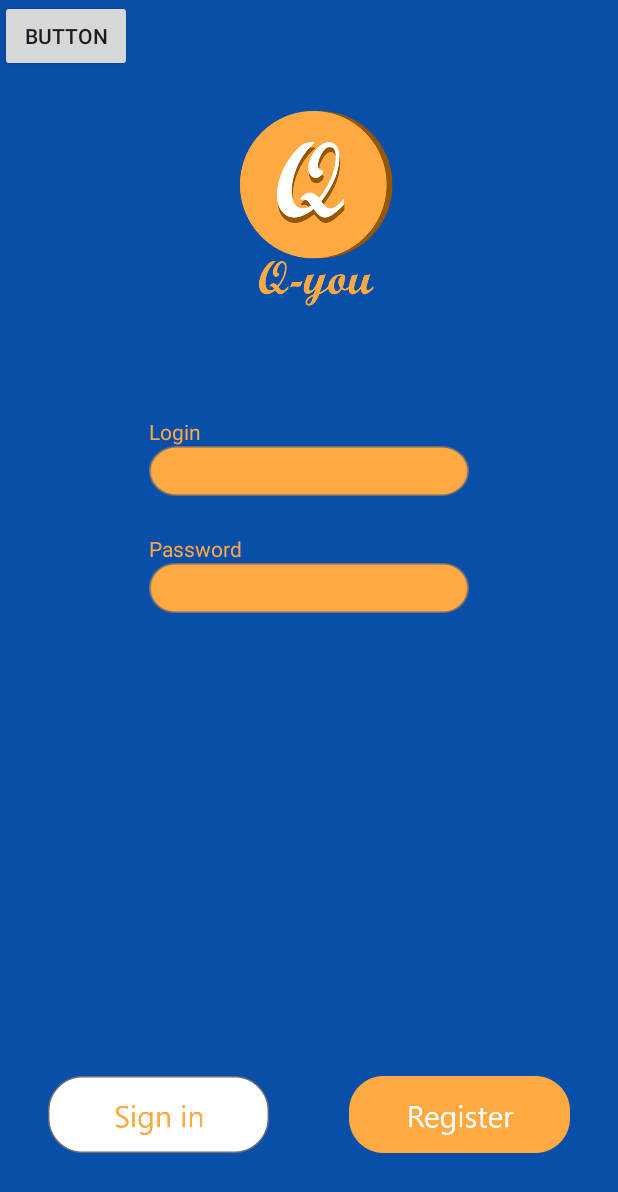
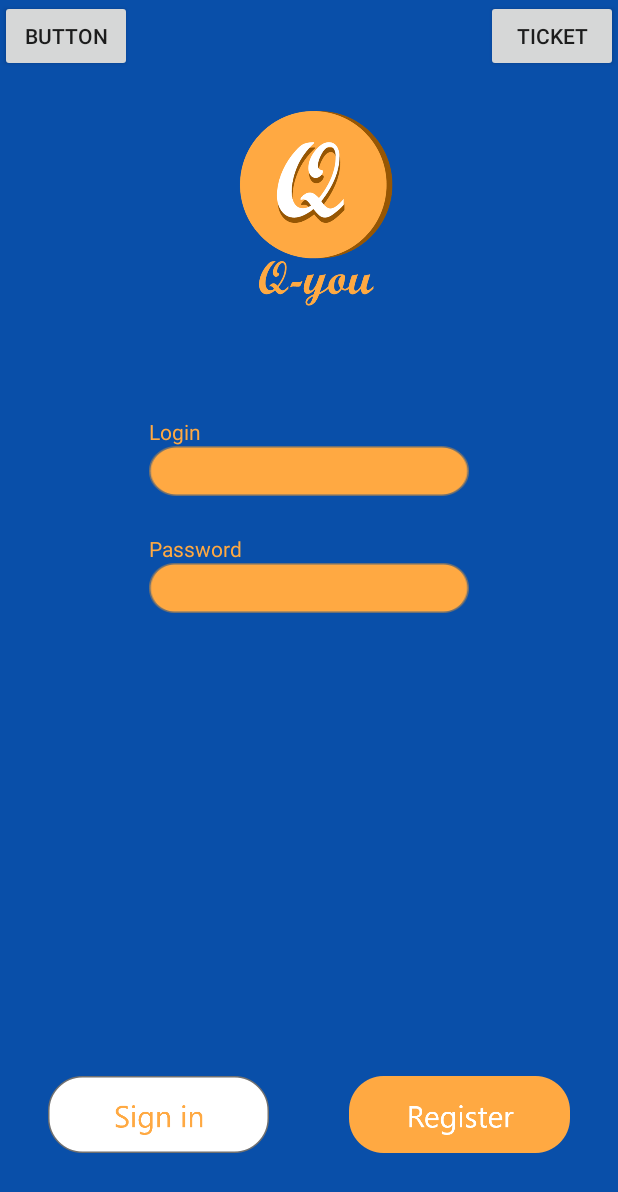
Before and after one commit to jedrzejleder/HackYeahApp, an Android app: the screen it shows after launch (MainActivity), on a phone screen of 412 x 824 dp. Shown: the top 1192 px of the screen. Run offline under Robolectric (Android 15) with nearby library versions, the phone set to English and light mode, and no system bars.

Commit message:
jsonowe tickety

```diff
--- a/app/src/main/java/com/example/q_you/MainActivity.kt
+++ b/app/src/main/java/com/example/q_you/MainActivity.kt
@@ -32,5 +32,9 @@ class MainActivity : AppCompatActivity() {
             val intent = Intent(this, CalendarActivity::class.java)
             startActivity(intent)
         }
+        buttonTicket.setOnClickListener {
+            val intent = Intent(this, TicketActivity::class.java)
+            startActivity(intent)
+        }
     }
 }
--- a/app/src/main/res/layout/activity_main.xml
+++ b/app/src/main/res/layout/activity_main.xml
@@ -91,4 +91,12 @@
         tools:layout_editor_absoluteX="149dp"
         tools:layout_editor_absoluteY="142dp" />
 
+    <Button
+        android:id="@+id/buttonTicket"
+        android:layout_width="wrap_content"
+        android:layout_height="wrap_content"
+        android:text="Ticket"
+        app:layout_constraintEnd_toEndOf="parent"
+        app:layout_constraintTop_toTopOf="parent" />
+
 </androidx.constraintlayout.widget.ConstraintLayout>
```
Also changed, not shown: app/src/main/Assets/tickets.json (added, +8 -0 lines), app/src/main/java/com/example/q_you/TicketActivity.kt (+38 -0 lines), app/src/main/res/layout/activity_ticket.xml (+9 -0 lines).
